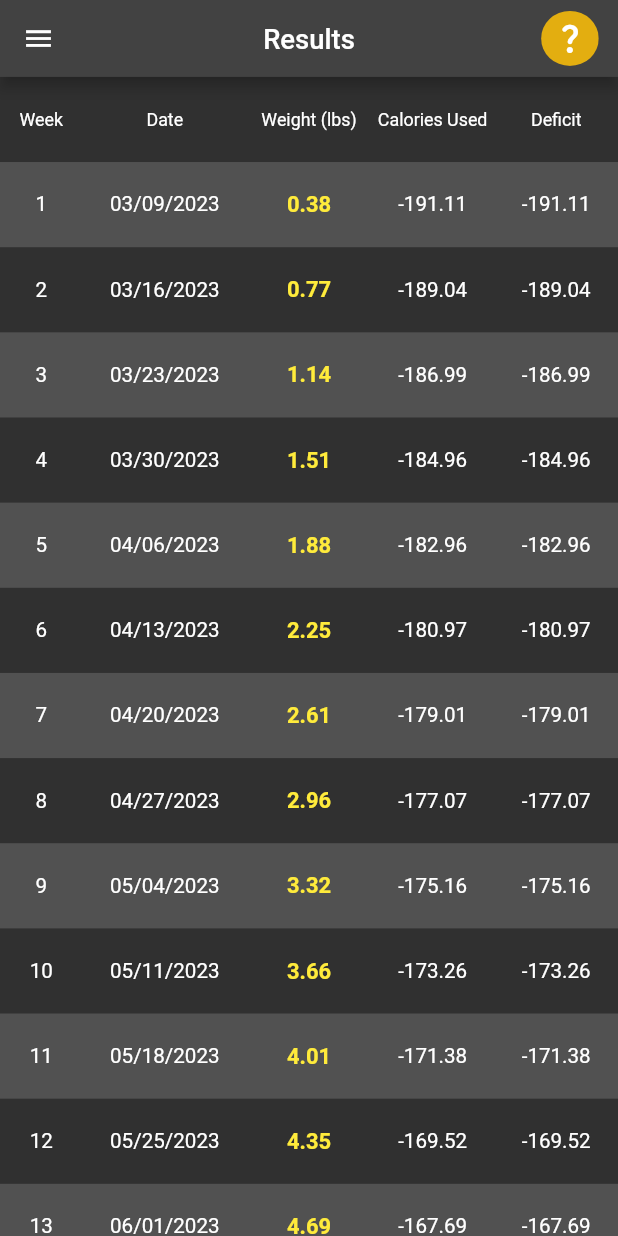
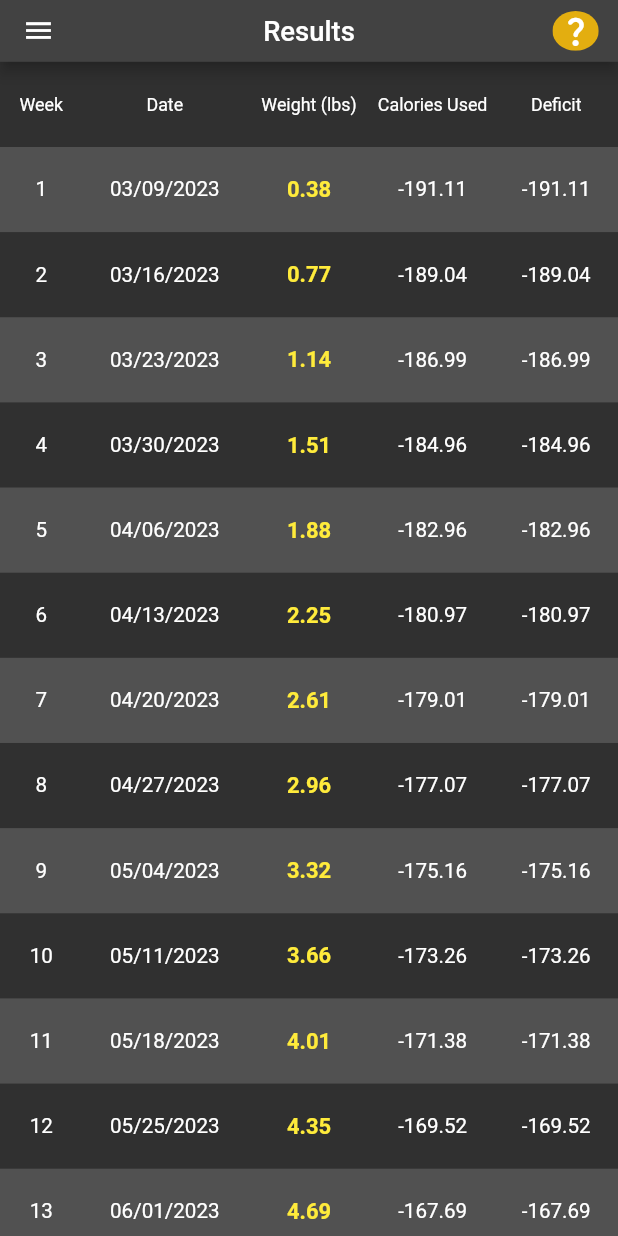
Before and after one commit to kuroodo/Weight-App, a Flutter app: the ResultScreen screen opened directly with empty values, on a phone screen of 412 x 824 dp. Run offline on Flutter 3.47's test engine with Material 2 defaults, Android fonts, the phone set to English and light mode, and no system bars; our stand-ins replace dropdown_button2, responsive_framework; missing offline and left inert: desktop_window, flutter_side_menu.

Commit message:
Add desktop side menu to result screen and move appbar to column

```diff
--- a/lib/screens/result_screen.dart
+++ b/lib/screens/result_screen.dart
@@ -1,3 +1,5 @@
+import 'dart:io';
+
 import 'package:flutter/material.dart';
 import 'package:intl/intl.dart';
 import 'package:weight_app/helpers/constants.dart';
@@ -8,6 +10,7 @@ import 'package:weight_app/models/calc_params.dart';
 import 'package:weight_app/models/result_data.dart';
 import 'package:weight_app/models/weight_data.dart';
 import 'package:weight_app/widgets/navigation/nav_drawer.dart';
+import 'package:weight_app/widgets/navigation/side_navigator.dart';
 import 'package:weight_app/widgets/result_screen/result_app_bar.dart';
 
 class ResultScreen extends StatefulWidget {
@@ -39,17 +42,27 @@ class _ResultScreenState extends State<ResultScreen> {
 
   @override
   Widget build(BuildContext context) {
+    bool useMobile = Platform.isAndroid || Platform.isIOS;
+
     CalcParams params =
         ModalRoute.of(context)!.settings.arguments as CalcParams;
     WeightData weightData = params.weightData;
     Activity activity = params.activity;
 
     return Scaffold(
-      appBar: ResultAppBar(
+      body: Row(
+        children: [
+          if (!useMobile) const SideNavigator(),
+          Expanded(
+            child: Column(
+              children: [
+                ResultAppBar(
+                  height: 45,
                   onQuestionTapped: () => Navigator.of(context)
                       .pushNamed(routes.resultInfoScreen, arguments: params),
                 ),
-      body: FutureBuilder(
+                Expanded(
+                  child: FutureBuilder(
                     future: _calculateData(
                       startingWeight: weightData,
                       activity: activity,
@@ -71,7 +84,13 @@ class _ResultScreenState extends State<ResultScreen> {
                       );
                     },
                   ),
-      drawer: const NavDrawer(),
+                ),
+              ],
+            ),
+          ),
+        ],
+      ),
+      drawer: useMobile ? const NavDrawer() : null,
     );
   }
 }
--- a/lib/widgets/result_screen/result_app_bar.dart
+++ b/lib/widgets/result_screen/result_app_bar.dart
@@ -2,13 +2,16 @@ import 'package:flutter/material.dart';
 
 class ResultAppBar extends StatelessWidget implements PreferredSizeWidget {
   final VoidCallback onQuestionTapped;
-  const ResultAppBar({super.key, required this.onQuestionTapped});
+  final double height;
+  const ResultAppBar(
+      {super.key, required this.onQuestionTapped, this.height = 56});
 
   @override
   Widget build(BuildContext context) {
     return AppBar(
       title: const Text("Results"),
       centerTitle: true,
+      toolbarHeight: height,
       actions: [
         Padding(
           padding: const EdgeInsets.all(8),
@@ -18,9 +21,9 @@ class ResultAppBar extends StatelessWidget implements PreferredSizeWidget {
               child: InkWell(
                 // Splash color
                 onTap: onQuestionTapped,
-                child: const SizedBox(
-                  width: 42,
-                  child: Icon(
+                child: SizedBox(
+                  width: height * .75,
+                  child: const Icon(
                     Icons.question_mark_rounded,
                     size: 26,
                     color: Colors.white,
```
Lines whose indentation alone changed are shown as unchanged.
